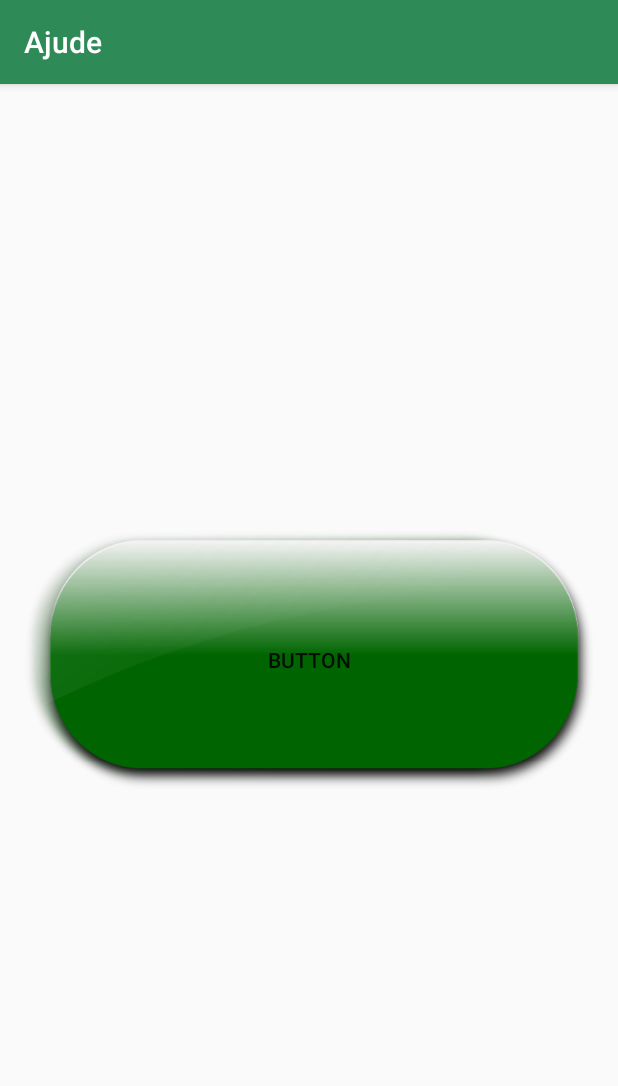
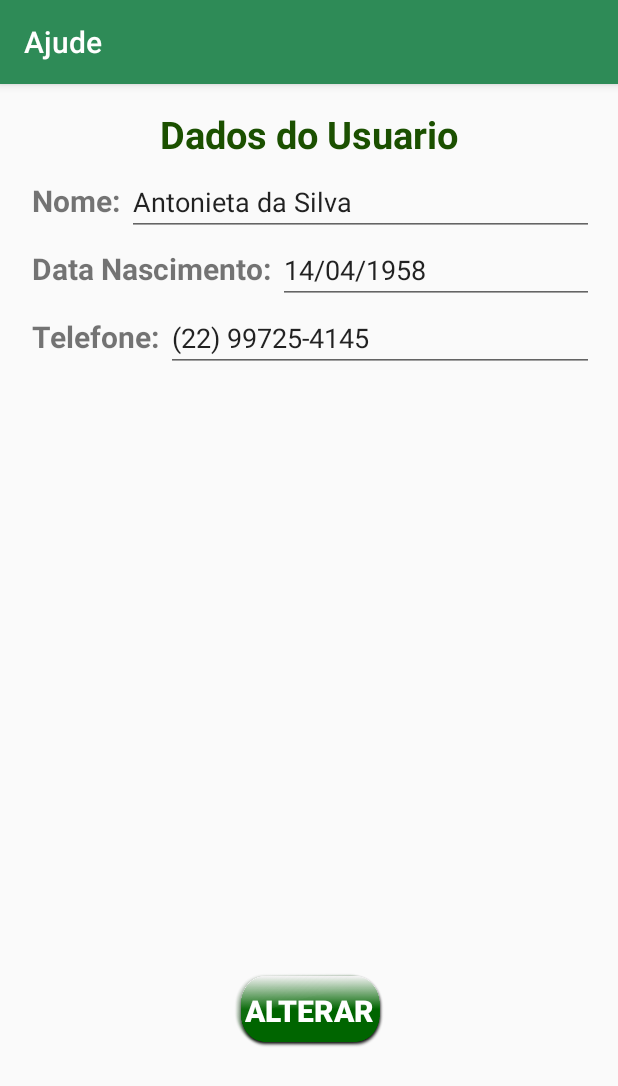
Before and after one commit to Nirvana16/Ajude, an Android app: the PacienteActivity screen opened directly, with no data from a screen before it, on a phone screen of 412 x 824 dp. Shown: the top 1086 px of the screen. Run offline under Robolectric (Android 15) with nearby library versions, the phone set to English and light mode, and no system bars.

Commit message:
Atualizado Diagrama / Criado tela Paciente (esboco)

```diff
--- a/app/src/main/res/layout/activity_paciente.xml
+++ b/app/src/main/res/layout/activity_paciente.xml
@@ -10,12 +10,107 @@
     android:paddingTop="@dimen/activity_vertical_margin"
     tools:context="br.edu.iff.pooa20162.ajude.PacienteActivity">
 
+    <TextView
+        android:layout_width="match_parent"
+        android:layout_height="wrap_content"
+        android:text="@string/usuario"
+        android:id="@+id/tPaciente"
+        android:textStyle="bold"
+        android:textColor="#1b5000"
+        android:gravity="center"
+        android:textSize="25dp"
+        android:focusableInTouchMode="true"
+        android:focusable="true" />
+
+    <LinearLayout
+        android:layout_width="match_parent"
+        android:layout_height="wrap_content"
+        android:paddingLeft="5dp"
+        android:paddingTop="5dp"
+        android:weightSum="1"
+        android:orientation="vertical"
+        android:layout_below="@+id/tPaciente"
+        android:layout_alignParentStart="true"
+        android:id="@+id/linearLayout2">
+        <LinearLayout
+            android:orientation="horizontal"
+            android:layout_width="match_parent"
+            android:layout_height="wrap_content">
+
+            <TextView
+                android:text="Nome: "
+                android:layout_width="wrap_content"
+                android:layout_height="wrap_content"
+                android:id="@+id/tvNome"
+                android:textStyle="bold"
+                android:textSize="20dp"/>
+            <EditText
+                android:layout_width="wrap_content"
+                android:layout_height="wrap_content"
+                android:inputType="textPersonName"
+                android:text="Antonieta da Silva"
+                android:ems="10"
+                android:id="@+id/etNome"
+                android:layout_weight="1" />
+        </LinearLayout>
+        <LinearLayout
+            android:orientation="horizontal"
+            android:layout_width="match_parent"
+            android:layout_height="wrap_content">
+
+            <TextView
+                android:text="Data Nascimento: "
+                android:layout_width="wrap_content"
+                android:layout_height="wrap_content"
+                android:id="@+id/tvDataNascimento"
+                android:textStyle="bold"
+                android:textSize="20dp"/>
+
+            <EditText
+                android:layout_width="wrap_content"
+                android:layout_height="wrap_content"
+                android:inputType="date"
+                android:ems="10"
+                android:id="@+id/etDataNascimento"
+                android:layout_weight="1"
+                android:text="14/04/1958"/>
+        </LinearLayout>
+
+        <LinearLayout
+            android:orientation="horizontal"
+            android:layout_width="match_parent"
+            android:layout_height="wrap_content">
+
+            <TextView
+                android:text="Telefone: "
+                android:layout_width="wrap_content"
+                android:layout_height="wrap_content"
+                android:id="@+id/tvTelefone"
+                android:textStyle="bold"
+                android:textSize="20dp"/>
+            <EditText
+                android:layout_width="wrap_content"
+                android:layout_height="wrap_content"
+                android:inputType="phone"
+                android:text="(22) 99725-4145"
+                android:id="@+id/etTelefone"
+                android:layout_weight="1" />
+        </LinearLayout>
+
+    </LinearLayout>
+
     <Button
-        android:text="Button"
-        android:layout_width="wrap_content"
-        android:layout_height="wrap_content"
-        android:layout_centerVertical="true"
+        android:text="Alterar"
+        android:layout_width="100dp"
+        android:layout_height="50dp"
+        android:id="@+id/bAlterar"
+        android:background="@drawable/botao"
+        android:textSize="20dp"
+        android:textColor="#ffffff"
+        android:textStyle="bold"
+        android:layout_alignParentBottom="true"
         android:layout_centerHorizontal="true"
-        android:id="@+id/btPaciente"
-        android:background="@drawable/botao"/>
+        android:layout_marginBottom="109dp" />
+
+
 </RelativeLayout>
--- a/app/src/main/res/layout/content_main.xml
+++ b/app/src/main/res/layout/content_main.xml
@@ -21,9 +21,8 @@
         <LinearLayout
             android:orientation="vertical"
             android:layout_width="match_parent"
-            android:layout_height="152dp"
-            android:weightSum="1"
-            android:layout_weight="0.03">
+            android:layout_height="128dp"
+            android:weightSum="1">
 
             <LinearLayout
                 android:orientation="horizontal"
@@ -35,21 +34,21 @@
                     android:layout_height="fill_parent"
                     android:id="@+id/iMapa"
                     android:src="@android:drawable/ic_menu_mapmode"
-                    android:background="@color/material_grey_300"
                     android:paddingRight="1dp" />
+
                 <TextView
                     android:layout_width="fill_parent"
                     android:layout_height="match_parent"
                     android:textAppearance="?android:attr/textAppearanceLarge"
                     android:text="Rua Dr Siqueria, Prq Tamandaré, Campos dos Goytacazes - RJ "
                     android:id="@+id/tvEndereco"
-                    android:background="#e5e5e5"
+                    android:background="#0f008f05"
                     android:clickable="true"
                     android:enabled="false"
                     android:gravity="center_vertical|center_horizontal"
                     android:textColor="#000000"
                     android:inputType="text"
-                    android:textStyle="bold" />
+                    android:textStyle="bold"/>
 
             </LinearLayout>
 
@@ -66,7 +65,6 @@
                     android:layout_height="fill_parent"
                     android:id="@+id/iMapa2"
                     android:src="@android:drawable/ic_menu_mylocation"
-                    android:background="@color/material_grey_300"
                     android:paddingRight="1dp" />
                 <!-- coordenadas -->
                 <TextView
@@ -75,7 +73,7 @@
                     android:textAppearance="?android:attr/textAppearanceLarge"
                     android:text="LAT: -21.762 LNG: -41.3376"
                     android:id="@+id/tCoordenadas"
-                    android:background="#e5e5e5"
+                    android:background="#0f008f05"
                     android:clickable="true"
                     android:enabled="false"
                     android:gravity="center_vertical|center_horizontal"
@@ -94,7 +92,7 @@
 
             <FrameLayout
                 android:layout_width="match_parent"
-                android:layout_height="205dp">
+                android:layout_height="214dp">
 
                 <ImageButton
                     android:background="@null"
--- a/app/src/main/res/values/strings.xml
+++ b/app/src/main/res/values/strings.xml
@@ -20,4 +20,6 @@
     <string name="exameDescricao">Descricão do Exame</string>
     <string name="exameData">Data do Exame</string>
     <string name="exameHora">Horario do Exame</string>
+
+    <string name="usuario">Dados do Usuario</string>
 </resources>
```
Also changed, not shown: 1 other file.
